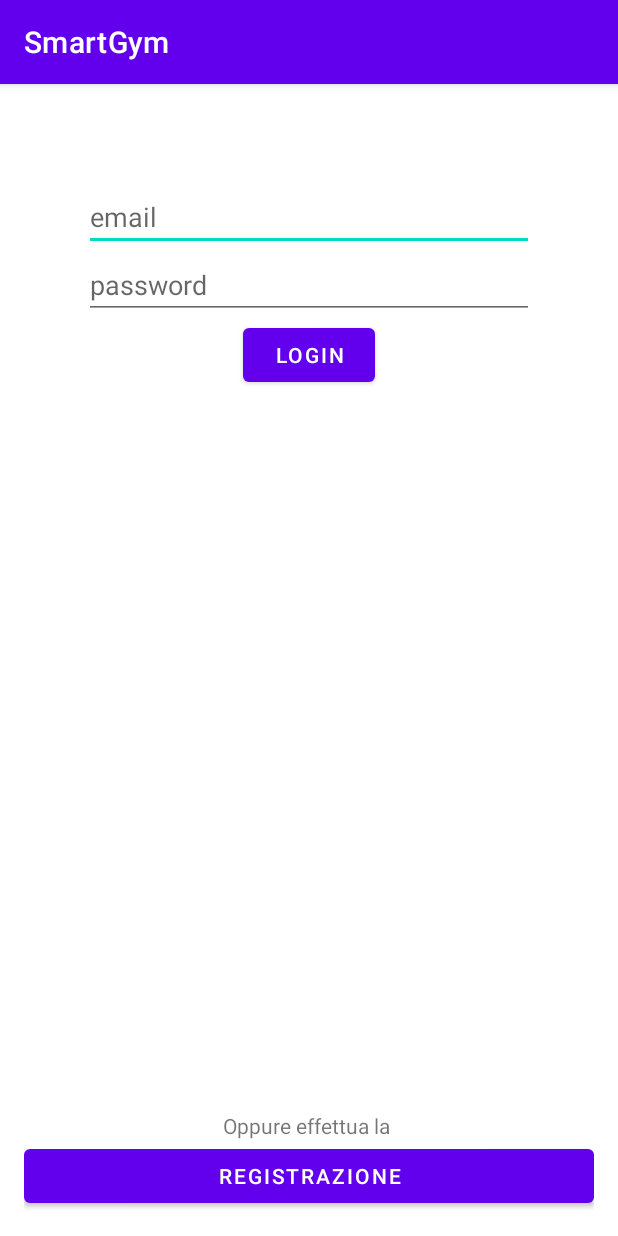
After one commit to Tensa53/SmartGym, an Android app: the LoginActivity screen opened directly, with no data from a screen before it, on a phone screen of 412 x 824 dp. The commit adds this screen. Run offline under Robolectric (Android 15) with nearby library versions, the light colour scheme and no system bars; our stand-ins replace Firebase (no records; nobody signed in at launch, a user with empty details on screens opened directly).

Commit message:
Implementato il login

```diff
--- /dev/null
+++ b/app/src/main/java/com/example/smartgym/infoUtenti/application/LoginActivity.java
@@ -0,0 +1,85 @@
+package com.example.smartgym.infoUtenti.application;
+
+import androidx.annotation.NonNull;
+import androidx.appcompat.app.AppCompatActivity;
+
+import android.content.Intent;
+import android.os.Bundle;
+import android.view.View;
+import android.widget.Button;
+import android.widget.EditText;
+import android.widget.Toast;
+
+import com.example.smartgym.R;
+import com.example.smartgym.application.MainActivity;
+import com.google.android.gms.tasks.OnCompleteListener;
+import com.google.android.gms.tasks.Task;
+import com.google.firebase.auth.AuthResult;
+import com.google.firebase.auth.FirebaseAuth;
+
+public class LoginActivity extends AppCompatActivity implements View.OnClickListener {
+
+    EditText etEmail,etPassword;
+
+    Button btLogin,btRegistrazione;
+
+    private FirebaseAuth mAuth;
+
+    @Override
+    protected void onCreate(Bundle savedInstanceState) {
+        super.onCreate(savedInstanceState);
+        setContentView(R.layout.activity_login);
+
+        widgetBinding();
+
+        btLogin.setOnClickListener(this);
+        btRegistrazione.setOnClickListener(this);
+
+        mAuth = FirebaseAuth.getInstance();
+
+    }
+
+    @Override
+    public void onClick(View view) {
+        int id = view.getId();
+
+        switch (id) {
+            case R.id.btLogin: onLogin();
+            break;
+            case R.id.btRegistrazione: onRegister();
+            break;
+        }
+    }
+
+    private void onRegister() {
+    }
+
+    private void onLogin() {
+        String email = etEmail.getText().toString();
+        String password = etPassword.getText().toString();
+
+        mAuth.signInWithEmailAndPassword(email,password).addOnCompleteListener(new OnCompleteListener<AuthResult>() {
+            @Override
+            public void onComplete(@NonNull Task<AuthResult> task) {
+                if (task.isSuccessful()) {
+                    launchHome();
+                } else {
+                    Toast.makeText(LoginActivity.this, "Credenziali errate !!!", Toast.LENGTH_SHORT).show();
+                }
+            }
+        });
+    }
+
+    private void launchHome() {
+        Intent intent = new Intent(getApplicationContext(), MainActivity.class);
+        startActivity(intent);
+        finish();
+    }
+
+    private void widgetBinding() {
+        etEmail = findViewById(R.id.etEmail);
+        etPassword = findViewById(R.id.etPassword);
+        btLogin = findViewById(R.id.btLogin);
+        btRegistrazione = findViewById(R.id.btRegistrazione);
+    }
+}
--- /dev/null
+++ b/app/src/main/res/layout/activity_login.xml
@@ -0,0 +1,67 @@
+<?xml version="1.0" encoding="utf-8"?>
+<RelativeLayout
+    xmlns:android="http://schemas.android.com/apk/res/android"
+    xmlns:app="http://schemas.android.com/apk/res-auto"
+    xmlns:tools="http://schemas.android.com/tools"
+    android:layout_width="match_parent"
+    android:layout_height="match_parent"
+    android:padding="16dp"
+    tools:context=".infoUtenti.application.LoginActivity">
+
+    <LinearLayout
+        android:id="@+id/ll1"
+        android:layout_width="wrap_content"
+        android:layout_height="wrap_content"
+        android:layout_alignParentTop="true"
+        android:layout_marginTop="50dp"
+        android:layout_centerHorizontal="true"
+        android:orientation="vertical">
+
+        <EditText
+            android:id="@+id/etEmail"
+            android:layout_width="300dp"
+            android:layout_height="wrap_content"
+            android:hint="email"
+            android:inputType="textEmailAddress"/>
+
+        <EditText
+            android:id="@+id/etPassword"
+            android:layout_width="300dp"
+            android:layout_height="wrap_content"
+            android:hint="password"
+            android:inputType="textPassword"/>
+
+        <Button
+            android:id="@+id/btLogin"
+            android:layout_width="wrap_content"
+            android:layout_height="wrap_content"
+            android:layout_gravity="center_horizontal"
+            android:text="login"/>
+
+    </LinearLayout>
+
+    <LinearLayout
+        android:id="@+id/ll2"
+        android:layout_width="match_parent"
+        android:layout_height="wrap_content"
+        android:layout_alignParentBottom="true"
+        android:layout_centerHorizontal="true"
+        android:layout_gravity="center"
+        android:orientation="vertical">
+
+        <TextView
+            android:id="@+id/tvRegInfo"
+            android:layout_width="wrap_content"
+            android:layout_height="wrap_content"
+            android:layout_gravity="center"
+            android:text="Oppure effettua la "/>
+
+        <Button
+            android:id="@+id/btRegistrazione"
+            android:layout_width="match_parent"
+            android:layout_height="wrap_content"
+            android:text="registrazione"/>
+
+    </LinearLayout>
+
+</RelativeLayout>
--- /dev/null
+++ b/app/src/main/res/values/styles.xml
@@ -0,0 +1,3 @@
+<?xml version="1.0" encoding="utf-8"?>
+<resources>
+</resources>
```
Also changed, not shown: app/src/main/AndroidManifest.xml (+24 -9 lines), app/src/main/java/com/example/smartgym/application/HomeFragment.java (+20 -8 lines), app/src/main/java/com/example/smartgym/application/ProfileFragment.java (+29 -1 lines), app/src/main/java/com/example/smartgym/infoUtenti/application/SplashScreenActivity.java (added, +51 -0 lines), app/src/main/java/com/example/smartgym/infoUtenti/storage/Utente.java (renamed from app/src/main/java/com/example/smartgym/storage/Utente.java, +1 -7 lines), app/src/main/java/com/example/smartgym/infoUtenti/storage/UtenteDAO.java (added, +40 -0 lines), app/src/main/java/com/example/smartgym/storage/UtenteDAO.java (deleted, +0 -23 lines), app/src/main/res/layout/activity_splash_screen.xml (added, +17 -0 lines), app/src/main/res/layout/fragment_profile.xml (+8 -0 lines), app/src/main/res/drawable-v24/logo.png (added).
